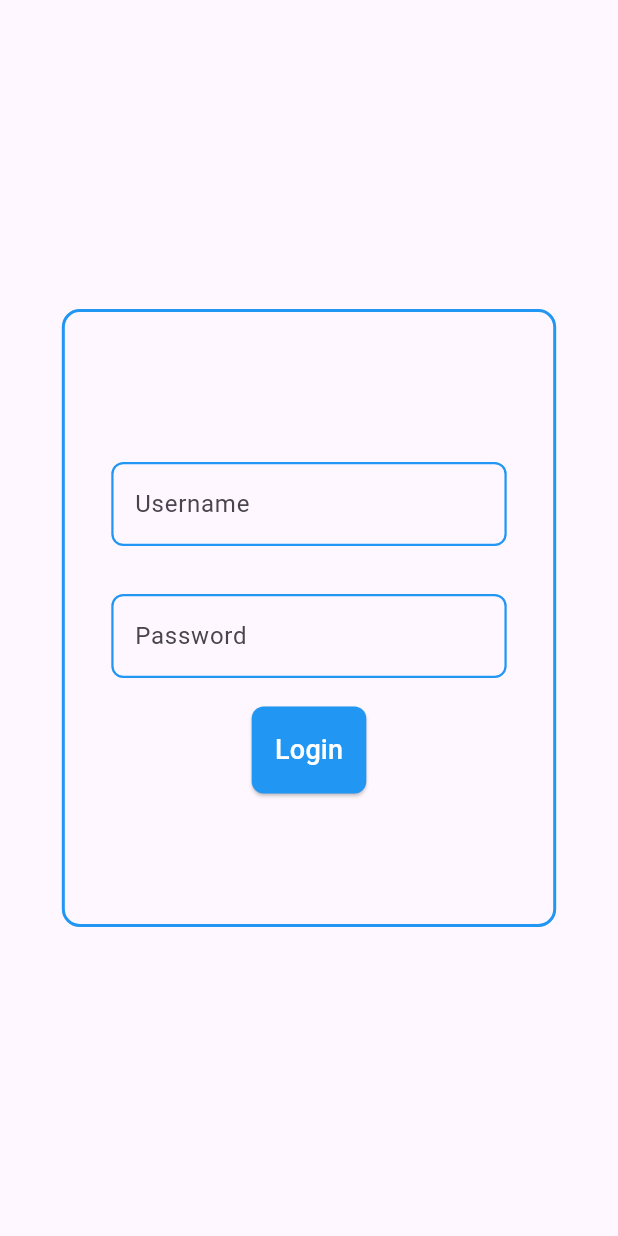
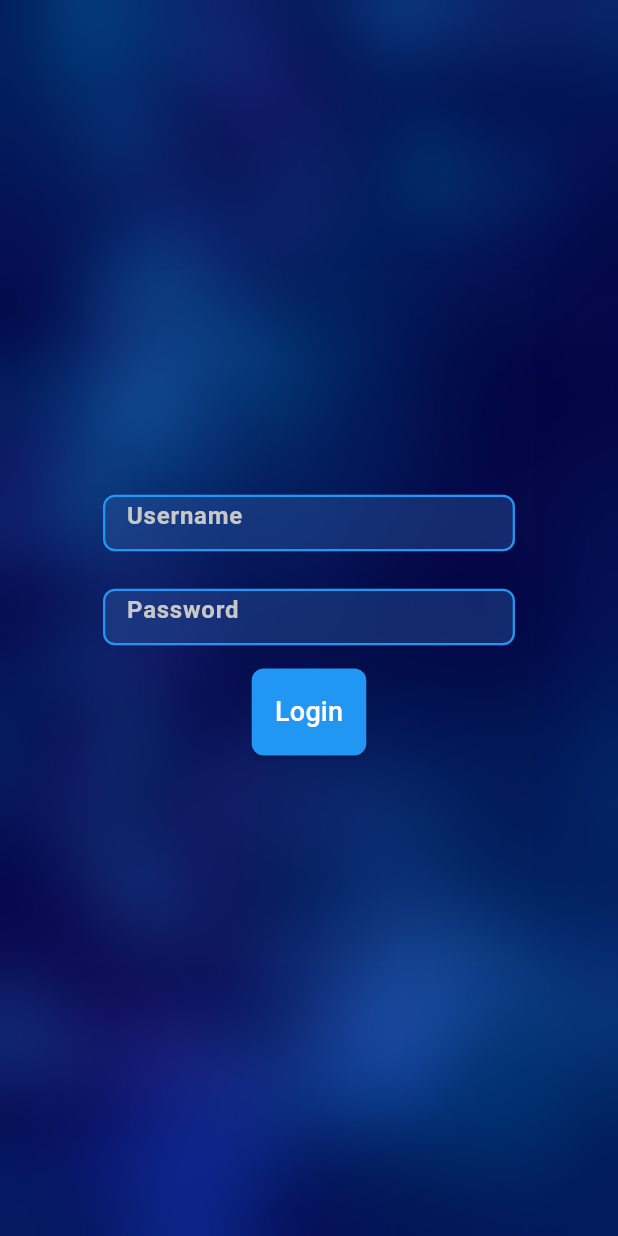
Before and after one commit to FunaFair/Trafficy, a Flutter app: the screen it shows after launch, on a phone screen of 412 x 824 dp. Run offline on Flutter 3.47's test engine with Material 3 defaults, Android fonts, the phone set to English and light mode, and no system bars; our stand-ins replace auto_route.

Commit message:
design/progress-3

```diff
--- a/lib/Components/login_text.dart
+++ b/lib/Components/login_text.dart
@@ -7,25 +7,46 @@ class LoginText extends StatelessWidget {
   @override
   Widget build(BuildContext context) {
     return Container(
+      margin: EdgeInsets.all(2.5),
       width: MediaQuery.of(context).size.width * 0.8,
-      padding: EdgeInsets.all(16.0),
+      height: MediaQuery.of(context).size.height * 0.07,
+      padding: EdgeInsets.all(10.0),
+
       child: TextField(
+        style: TextStyle(
+          color: Colors.white,
+        ),
         textAlign: TextAlign.center,
 
+
+
         decoration: InputDecoration(
-          hintStyle: TextStyle(color: Colors.grey, ),
+          hintStyle: TextStyle(color: const Color.fromARGB(255, 200, 200, 200), ),
+
 
           labelText: title,
+          labelStyle: TextStyle(
+            color: Color.fromARGB(255, 200, 200, 200),
+            fontWeight: FontWeight.w600,
+          ),
           floatingLabelAlignment: FloatingLabelAlignment.center,
+          floatingLabelStyle: TextStyle(
+            color: const Color.fromARGB(255, 255, 255, 255),
+            fontWeight: FontWeight.bold,
+          ),
+          filled: true,
+          fillColor: Color.fromARGB(105, 43, 89, 164),
           alignLabelWithHint: true,
           hintText: title == "Username" ? "Enter your username" : "Enter your password",
           enabledBorder: OutlineInputBorder(
+
             borderSide: const BorderSide(color: Colors.blue, width: 1.5),
             borderRadius: BorderRadius.circular(8.0),
           ),
           focusedBorder: OutlineInputBorder(
             borderSide: const BorderSide(color: Colors.lightBlue, width: 2.5),
             borderRadius: BorderRadius.circular(8.0),
+
           ),
         ),
       ),
--- a/lib/Page/login_page.dart
+++ b/lib/Page/login_page.dart
@@ -1,3 +1,5 @@
+import 'dart:ui';
+
 import 'package:flutter/material.dart';
 import 'package:auto_route/auto_route.dart';
 import 'package:trafficy/Components/login_button.dart';
@@ -10,15 +12,40 @@ class LoginPage extends StatelessWidget {
   @override
   Widget build(BuildContext context) {
     final horizontalMarginSize = MediaQuery.of(context).size.width * 0.1;
-  final verticalMarginSize = MediaQuery.of(context).size.height * 0.25;
+    final verticalMarginSize = MediaQuery.of(context).size.height * 0.20;
     return Scaffold(
-      body: Center(
+
+      body: Stack(
+
+        children: [SizedBox(
+          width: double.infinity,
+          height: double.infinity,
+          child: Image.asset(
+            'assets/images/main_bg.jpg',
+            fit: BoxFit.cover,
+
+          ),
+          ),
+
+
+            Container(
+              margin: EdgeInsets.only(
+                left: horizontalMarginSize,
+                right: horizontalMarginSize,
+                top: verticalMarginSize,
+                bottom: verticalMarginSize,
+              ),
+
+
+              padding: EdgeInsets.all(15.0),
+
+              child:BackdropFilter(
+            filter: ImageFilter.blur(sigmaX: 20.0, sigmaY: 20.0),
+
             child: Container(
-          margin: EdgeInsets.only(left: horizontalMarginSize, right: horizontalMarginSize, top: verticalMarginSize, bottom: verticalMarginSize),
-          padding: EdgeInsets.all(15.0),
               decoration: BoxDecoration(
-            border: Border.all(color: Colors.blue, width: 2),
                 borderRadius: BorderRadius.circular(12),
+                color: Color.fromARGB(1, 200, 200, 200),
               ),
               child: Column(
                 mainAxisAlignment: MainAxisAlignment.center,
@@ -29,6 +56,8 @@ class LoginPage extends StatelessWidget {
                 ],
               ),
             ),
+            )
+      )]
       ),
     );
   }
--- a/lib/splash_screen.dart
+++ b/lib/splash_screen.dart
@@ -17,7 +17,7 @@ class _SplashScreenState extends State<SplashScreen> {
   }
 
   void _navigateToMain() async {
-    await Future.delayed(Duration(seconds: 2)); // Simulasi loading
+    await Future.delayed(Duration(seconds: 1)); // Simulasi loading
     if (mounted) {
       context.router.replace(const LoginRoute()); // Gunakan replace agar tidak bisa back ke splash
     }
--- a/pubspec.yaml
+++ b/pubspec.yaml
@@ -62,6 +62,9 @@ flutter:
   # the material Icons class.
   uses-material-design: true
 
+  assets:
+    - assets/images/main_bg.jpg
+
   # To add assets to your application, add an assets section, like this:
   # assets:
   #   - images/a_dot_burr.jpeg
```
Also changed, not shown: assets/images/main_bg.jpg (added). Lines whose indentation alone changed are shown as unchanged.
